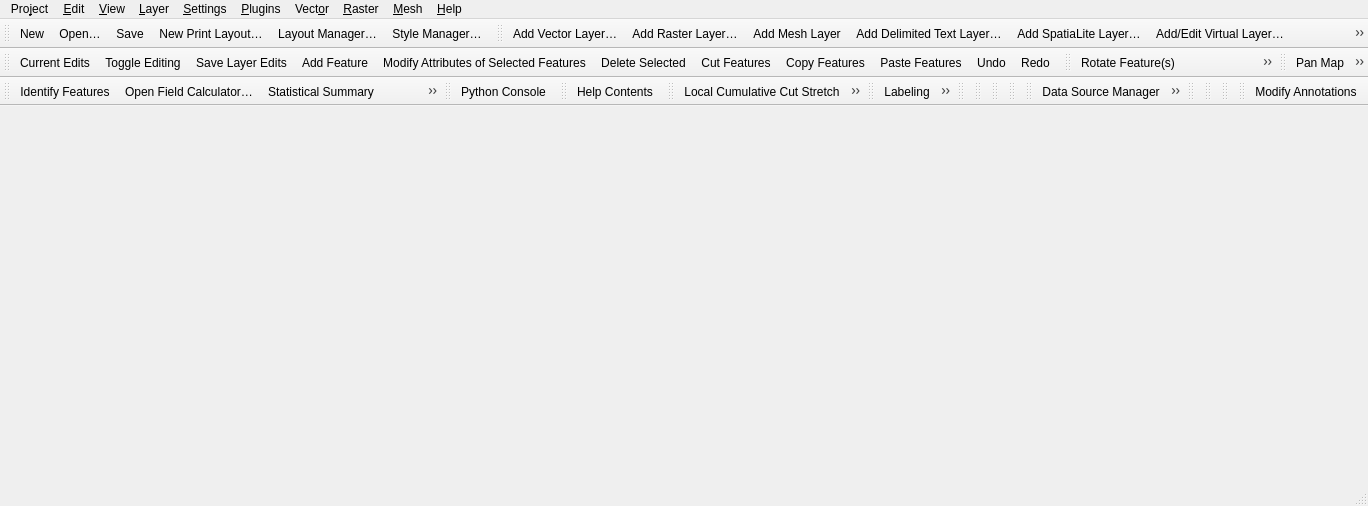
Above: src/ui/qgisapp.ui from qgis/QGIS before the change. Below: the same form after it.
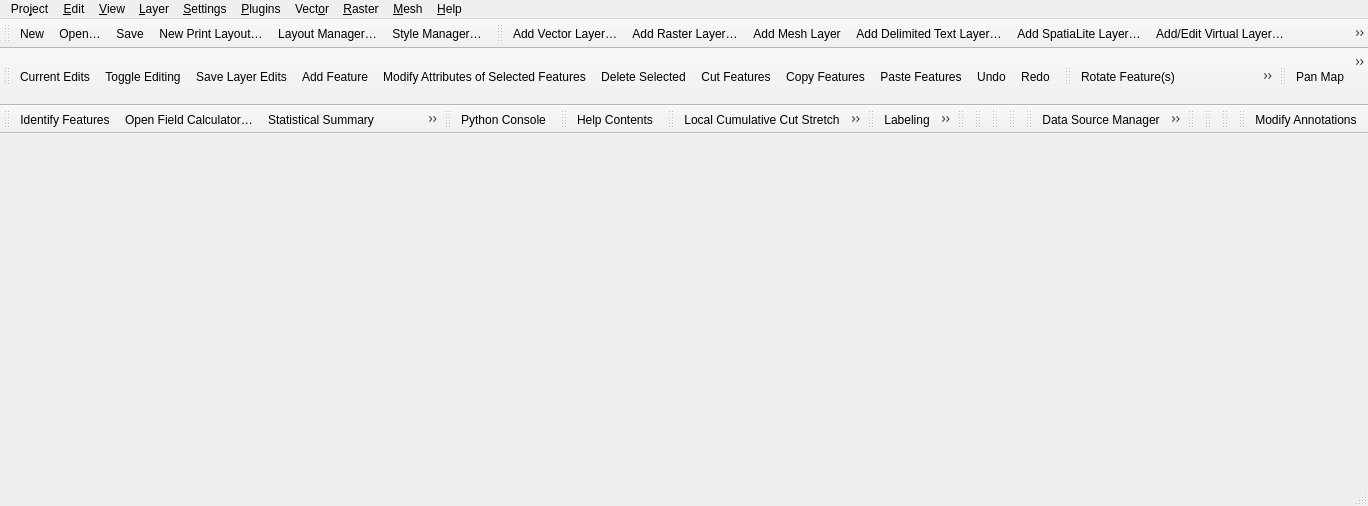
That is the form after the change. Icons and pictures are not drawn.

Commit message:
Add options to Offset Curve and Fill Ring Help Text
Adds modifiers to help text for offset curve and fill ring advanced digitizing tools.

```diff
--- a/src/ui/qgisapp.ui
+++ b/src/ui/qgisapp.ui
@@ -2229,7 +2229,9 @@
      <normaloff>:/images/themes/default/mActionOffsetCurve.svg</normaloff>:/images/themes/default/mActionOffsetCurve.svg</iconset>
    </property>
    <property name="text">
-    <string>Offset Curve</string>
+    <string>Offset Curve
+  Ctrl+click with snapping to offset geometry from another layer.
+  Ctrl+2nd click to create a copy.</string>
    </property>
   </action>
   <action name="mActionCopyStyle">
```
Left out of the diff: 3 changed lines with no effect on the pictures.
